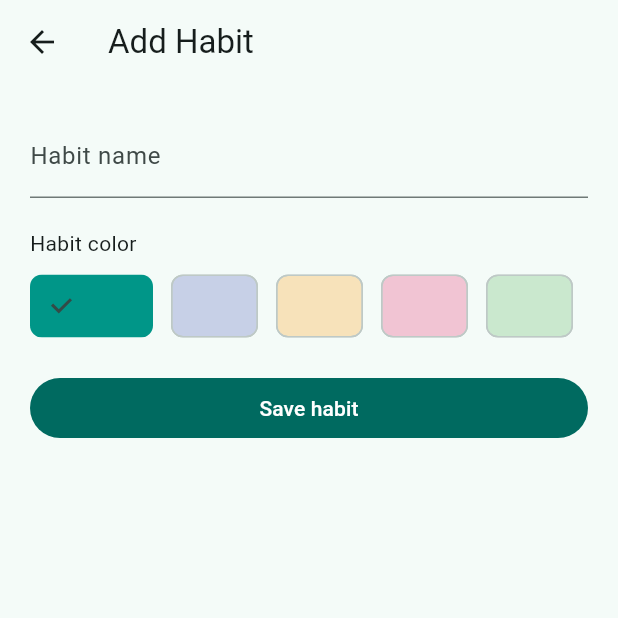
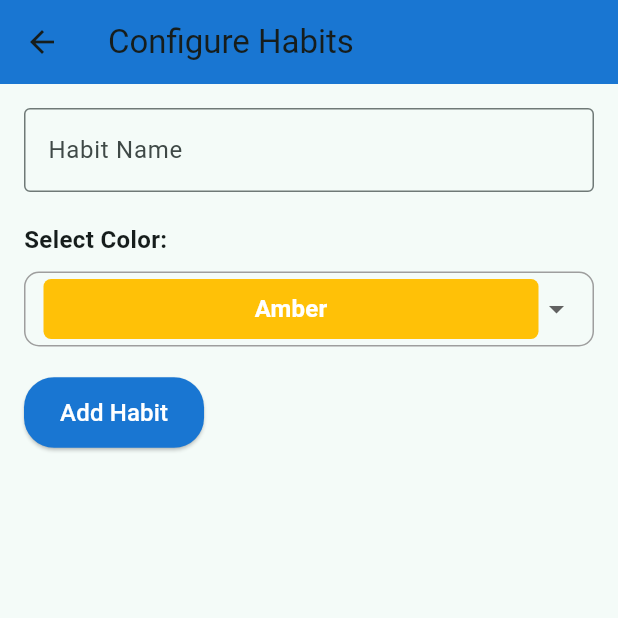
Before and after one commit to hianshul100/mobileapp, a Flutter app: the AddHabitScreen screen opened directly, on a phone screen of 412 x 824 dp, the top half of it. Run offline on Flutter 3.47's test engine with Material 3 defaults, Android fonts, the phone set to English and light mode, and no system bars; our stand-ins replace fluttertoast, shared_preferences; accounts and stored records are empty.

Commit message:
Update add habit persistence lab

```diff
--- a/lib/add_habit_screen.dart
+++ b/lib/add_habit_screen.dart
@@ -1,6 +1,7 @@
+import 'dart:convert';
+
 import 'package:flutter/material.dart';
-
-import 'habit_storage.dart';
+import 'package:shared_preferences/shared_preferences.dart';
 
 class AddHabitScreen extends StatefulWidget {
   const AddHabitScreen({super.key});
@@ -11,15 +12,26 @@
 
 class _AddHabitScreenState extends State<AddHabitScreen> {
   final TextEditingController _habitController = TextEditingController();
-  Color _selectedColor = Colors.teal;
+  Color selectedColor = Colors.amber; // Default color
+  Map<String, String> selectedHabitsMap = {};
+  Map<String, String> completedHabitsMap = {};
+  final Map<String, Color> _habitColors = {
+    'Amber': Colors.amber,
+    'Red Accent': Colors.redAccent,
+    'Light Blue': Colors.lightBlue,
+    'Light Green': Colors.lightGreen,
+    'Purple Accent': Colors.purpleAccent,
+    'Orange': Colors.orange,
+    'Teal': Colors.teal,
+    'Deep Purple': Colors.deepPurple,
+  };
+  String selectedColorName = 'Amber'; // Default color name
 
-  final List<Color> _habitColors = const [
-    Colors.teal,
-    Colors.indigo,
-    Colors.orange,
-    Colors.pink,
-    Colors.green,
-  ];
+  @override
+  void initState() {
+    super.initState();
+    _loadHabits();
+  }
 
   @override
   void dispose() {
@@ -27,61 +39,157 @@
     super.dispose();
   }
 
-  Future<void> _saveHabit() async {
-    final name = _habitController.text.trim();
-
-    if (name.isEmpty) {
-      return;
+  Future<void> _loadHabits() async {
+    SharedPreferences prefs = await SharedPreferences.getInstance();
+    setState(() {
+      // Load habits from both maps
+      selectedHabitsMap = Map<String, String>.from(
+          jsonDecode(prefs.getString('selectedHabitsMap') ?? '{}'));
+      completedHabitsMap = Map<String, String>.from(
+          jsonDecode(prefs.getString('completedHabitsMap') ?? '{}'));
+    });
   }
 
-    final habits = await HabitStorage.loadHabits();
-    habits.add(
-      HabitItem(
-        name: name,
-        colorValue: _selectedColor.value,
-      ),
-    );
-    await HabitStorage.saveHabits(habits);
-
-    if (!mounted) return;
-    Navigator.pop(context, true);
+  Future<void> _saveHabits() async {
+    SharedPreferences prefs = await SharedPreferences.getInstance();
+    await prefs.setString('selectedHabitsMap', jsonEncode(selectedHabitsMap));
+    await prefs.setString('completedHabitsMap', jsonEncode(completedHabitsMap));
   }
 
   @override
   Widget build(BuildContext context) {
+    // Combine both maps for display, ensuring no duplicates
+    Map<String, String> allHabitsMap = {
+      ...selectedHabitsMap,
+      ...completedHabitsMap
+    };
+
     return Scaffold(
-      appBar: AppBar(title: const Text('Add Habit')),
-      body: ListView(
-        padding: const EdgeInsets.all(20),
+      appBar: AppBar(
+        backgroundColor: Colors.blue.shade700,
+        title: const Text('Configure Habits'),
+      ),
+      body: Padding(
+        padding: const EdgeInsets.all(16.0),
+        child: Column(
+          crossAxisAlignment: CrossAxisAlignment.start,
           children: [
             TextField(
               controller: _habitController,
-            decoration: const InputDecoration(labelText: 'Habit name'),
+              decoration: const InputDecoration(
+                labelText: 'Habit Name',
+                border: OutlineInputBorder(),
+              ),
             ),
             const SizedBox(height: 20),
-          const Text('Habit color'),
-          const SizedBox(height: 8),
-          Wrap(
-            spacing: 12,
-            children: _habitColors
-                .map(
-                  (color) => ChoiceChip(
-                    label: const SizedBox(width: 24, height: 24),
-                    selected: _selectedColor.value == color.value,
-                    backgroundColor: color.withOpacity(0.25),
-                    selectedColor: color,
-                    onSelected: (_) => setState(() => _selectedColor = color),
+            const Text(
+              'Select Color:',
+              style: TextStyle(fontSize: 16, fontWeight: FontWeight.bold),
             ),
-                )
-                .toList(),
+            const SizedBox(height: 10),
+            Container(
+              padding: const EdgeInsets.symmetric(horizontal: 12.0),
+              decoration: BoxDecoration(
+                borderRadius: BorderRadius.circular(10),
+                border: Border.all(color: Colors.grey),
+              ),
+              child: DropdownButton<String>(
+                value: selectedColorName,
+                isExpanded: true,
+                underline: const SizedBox(),
+                items: _habitColors.keys.map((String colorName) {
+                  return DropdownMenuItem<String>(
+                    value: colorName,
+                    child: Container(
+                      height: 40,
+                      alignment: Alignment.center,
+                      decoration: BoxDecoration(
+                        color: _habitColors[colorName],
+                        borderRadius: BorderRadius.circular(5),
+                      ),
+                      child: Text(
+                        colorName,
+                        style: const TextStyle(
+                          color: Colors.white,
+                          fontWeight: FontWeight.bold,
+                        ),
+                      ),
+                    ),
+                  );
+                }).toList(),
+                onChanged: (String? newValue) {
+                  setState(() {
+                    selectedColorName = newValue!;
+                    selectedColor = _habitColors[selectedColorName]!;
+                  });
+                },
+              ),
             ),
             const SizedBox(height: 20),
-          FilledButton(
-            onPressed: _saveHabit,
-            child: const Text('Save habit'),
+            ElevatedButton(
+              onPressed: () {
+                if (_habitController.text.isNotEmpty) {
+                  setState(() {
+                    // Add the new habit to the selectedHabitsMap with the chosen color
+                    selectedHabitsMap[_habitController.text] =
+                        selectedColor.value.toRadixString(16);
+                    _habitController.clear();
+                    selectedColorName = 'Amber'; // Reset to default
+                    selectedColor = _habitColors[selectedColorName]!;
+                    _saveHabits();
+                  });
+                }
+              },
+              style: ElevatedButton.styleFrom(
+                backgroundColor: Colors.blue.shade700,
+                shape: RoundedRectangleBorder(
+                  borderRadius: BorderRadius.circular(20),
+                ),
+                padding:
+                    const EdgeInsets.symmetric(horizontal: 24, vertical: 12),
+              ),
+              child: const Text(
+                'Add Habit',
+                style: TextStyle(color: Colors.white, fontSize: 16),
+              ),
+            ),
+            const SizedBox(height: 20),
+            Expanded(
+              child: ListView(
+                children: allHabitsMap.entries.map((entry) {
+                  final habitName = entry.key;
+                  final habitColor = _getColorFromHex(entry.value);
+                  return ListTile(
+                    leading: CircleAvatar(
+                      backgroundColor: habitColor,
+                    ),
+                    title: Text(habitName),
+                    trailing: IconButton(
+                      icon: const Icon(Icons.delete, color: Colors.red),
+                      onPressed: () {
+                        setState(() {
+                          // Remove habit from both maps if it exists
+                          selectedHabitsMap.remove(habitName);
+                          completedHabitsMap.remove(habitName);
+                          _saveHabits();
+                        });
+                      },
+                    ),
+                  );
+                }).toList(),
+              ),
             ),
           ],
         ),
+      ),
     );
   }
+
+  Color _getColorFromHex(String hexColor) {
+    hexColor = hexColor.replaceAll('#', '');
+    if (hexColor.length == 6) {
+      hexColor = 'FF$hexColor'; // Add opacity if not included.
     }
+    return Color(int.parse('0x$hexColor'));
+  }
+}
```
Lines whose indentation alone changed are shown as unchanged.
